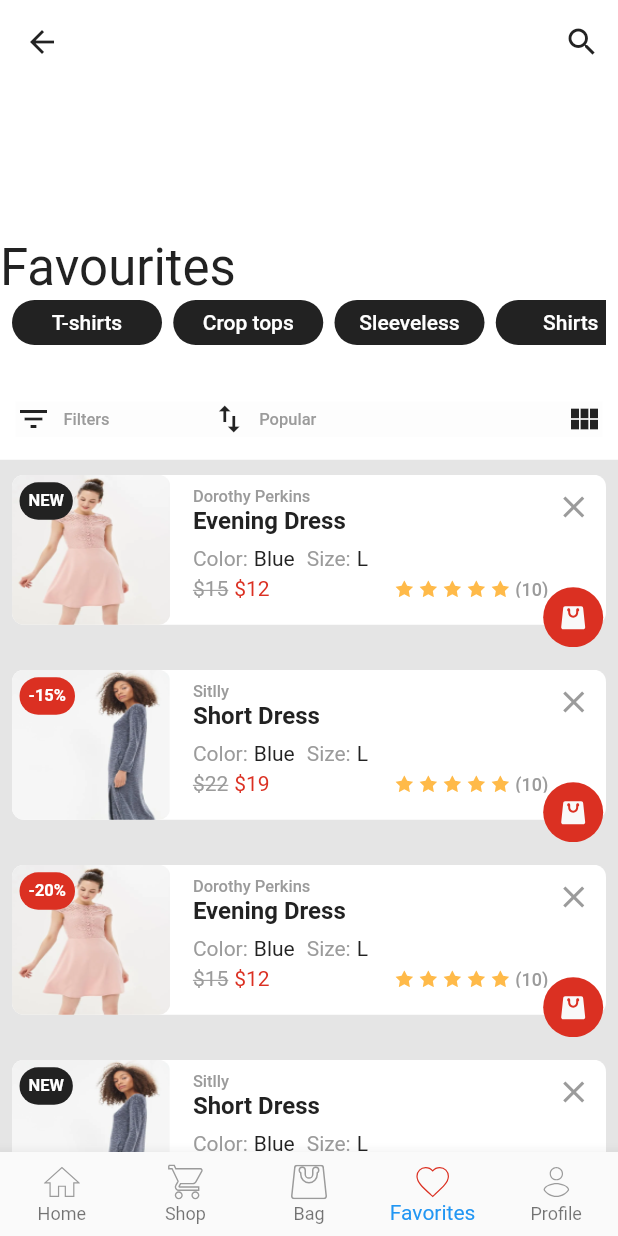
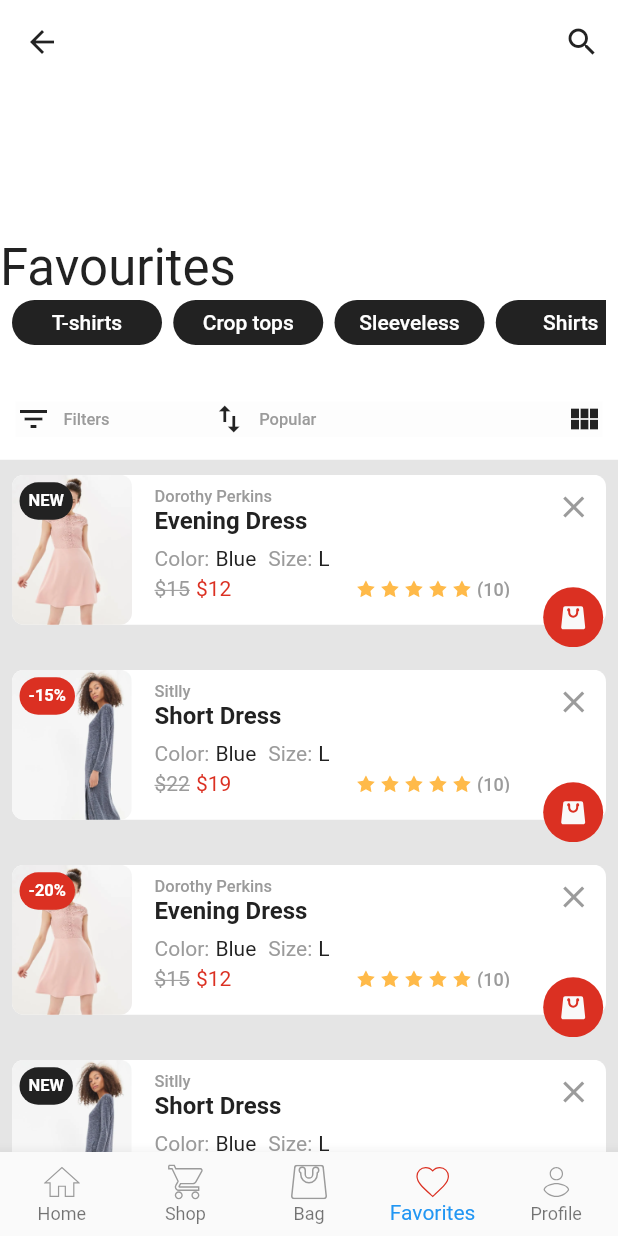
Before and after one commit to 4seer/openflutterecommerceapp, a Flutter app: the FavouritesListView screen opened directly, item 4 of the bottom bar chosen, on a phone screen of 412 x 824 dp. Run offline on Flutter 3.47's test engine with Material 2 defaults, Android fonts, the phone set to English and light mode, and no system bars; our stand-ins replace bloc, bubble_tab_indicator, equatable, flutter_bloc, flutter_svg, flutter_translate.

Commit message:
Image width fix in favorites list view.

```diff
--- a/lib/widgets/product_tile.dart
+++ b/lib/widgets/product_tile.dart
@@ -179,7 +179,7 @@ class OpenFlutterProductTile extends StatelessWidget {
           ? Stack(
               children: <Widget>[
                 Container(
-                    width: width * 0.30,
+                    width: 80,//width * 0.30,
                     child: Container(
                         height: width * 0.35,
                         decoration: new BoxDecoration(
```
